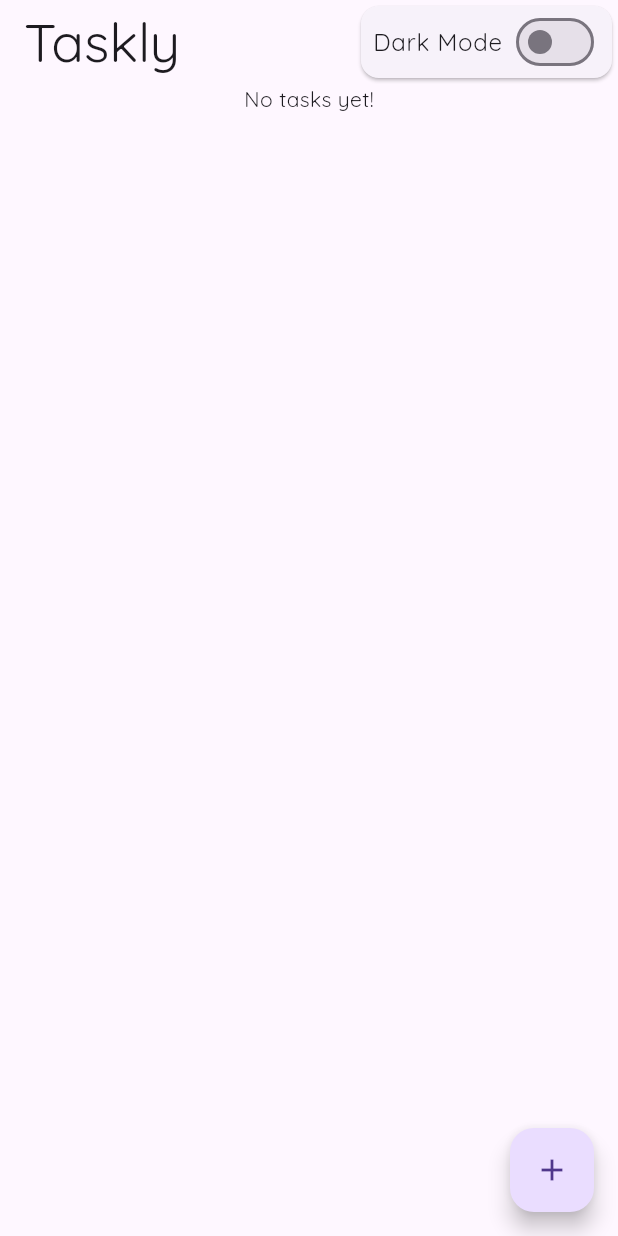
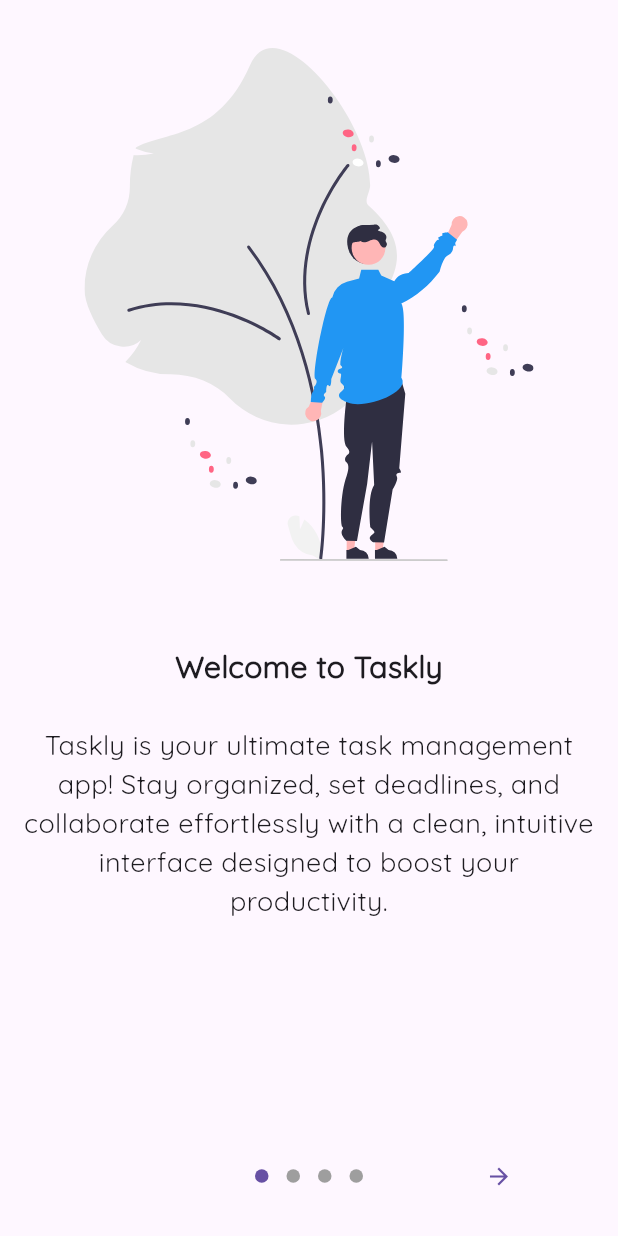
Before and after one commit to IMGIITRoorkee/Taskly, a Flutter app: the screen it shows after launch, on a phone screen of 412 x 824 dp. Run offline on Flutter 3.47's test engine with Material 3 defaults, Android fonts, the phone set to English and light mode, and no system bars; drawn by our look-alikes of introduction_screen; our stand-ins replace flutter_slidable, flutter_svg, fluttertoast, multiple_result, shared_preferences.

Commit message:
Added onboarding screen

```diff
--- a/lib/main.dart
+++ b/lib/main.dart
@@ -2,13 +2,23 @@ import 'package:flutter/material.dart';
 import 'package:provider/provider.dart';
 import 'package:taskly/providers/theme_provider.dart';
 import 'package:taskly/screens/home_screen.dart';
+import 'package:taskly/screens/intro_screen.dart';
+import 'package:taskly/service/local_db_service.dart';
 
-void main() {
-  runApp(const TasklyApp());
+void main() async {
+  WidgetsFlutterBinding.ensureInitialized();
+  bool first = await LocalDbService.getFirstTime();
+  runApp(TasklyApp(
+    isFirstTime: first,
+  ));
 }
 
 class TasklyApp extends StatefulWidget {
-  const TasklyApp({super.key});
+  final bool isFirstTime;
+  const TasklyApp({
+    super.key,
+    required this.isFirstTime,
+  });
 
   @override
   State<TasklyApp> createState() => _TasklyAppState();
@@ -38,7 +48,7 @@ class _TasklyAppState extends State<TasklyApp> {
           ),
           darkTheme: ThemeData.dark(),
           themeMode: value.darkTheme ? ThemeMode.dark : ThemeMode.light,
-          home: const HomeScreen(),
+          home: widget.isFirstTime ? const IntroScreen() : const HomeScreen(),
         ),
       ),
     );
--- /dev/null
+++ b/lib/resources/assets.dart
@@ -0,0 +1,6 @@
+class Assets {
+  static const String welcome = "assets/svg/welcome.svg";
+  static const String addTask = "assets/svg/add_task.svg";
+  static const String manageTask = "assets/svg/manage_task.svg";
+  static const String prioritizeTask = "assets/svg/prioritize_task.svg";
+}
--- /dev/null
+++ b/lib/screens/intro_screen.dart
@@ -0,0 +1,59 @@
+import 'package:flutter/material.dart';
+import 'package:flutter_svg/svg.dart';
+import 'package:introduction_screen/introduction_screen.dart';
+import 'package:taskly/resources/assets.dart';
+import 'package:taskly/screens/home_screen.dart';
+import 'package:taskly/service/local_db_service.dart';
+
+class IntroScreen extends StatelessWidget {
+  const IntroScreen({super.key});
+
+  @override
+  Widget build(BuildContext context) {
+    return Scaffold(
+      body: Padding(
+        padding: const EdgeInsets.only(top: 32),
+        child: IntroductionScreen(
+          pages: [
+            PageViewModel(
+              title: "Welcome to Taskly",
+              image: SvgPicture.asset(Assets.welcome),
+              body:
+                  "Taskly is your ultimate task management app! Stay organized, set deadlines, and collaborate effortlessly with a clean, intuitive interface designed to boost your productivity.",
+            ),
+            PageViewModel(
+              title: "Add Tasks",
+              image: SvgPicture.asset(Assets.addTask),
+              body:
+                  "Add tasks with detailed descriptions to your list. Attach notes, external links, and more to gain complete insights into each task!",
+            ),
+            PageViewModel(
+              title: "Manage Tasks",
+              image: SvgPicture.asset(Assets.manageTask),
+              body:
+                  "Manage your task list effortlessly on the home screen. Edit tasks, mark them as done, delete multiple tasks at once, search, filter, and explore many more utility features!",
+            ),
+            PageViewModel(
+              title: "Prioritize Tasks",
+              image: SvgPicture.asset(Assets.prioritizeTask),
+              body:
+                  "Prioritize your tasks by adding due dates. Mark them as done, and see completed tasks at the top of the screen for a clearer overview of your day!",
+            ),
+          ],
+          back: const Icon(Icons.arrow_back),
+          next: const Icon(Icons.arrow_forward),
+          done: const Text("Done"),
+          showBackButton: true,
+          onDone: () async {
+            await LocalDbService.setFirstTime(false);
+            Navigator.pushAndRemoveUntil(
+              context,
+              MaterialPageRoute(builder: (context) => const HomeScreen()),
+              (Route<dynamic> route) => false,
+            );
+          },
+        ),
+      ),
+    );
+  }
+}
--- /dev/null
+++ b/lib/service/local_db_service.dart
@@ -0,0 +1,15 @@
+import 'package:shared_preferences/shared_preferences.dart';
+
+class LocalDbService {
+  static const String firstTimeKey = "FIRST_TIME";
+
+  static Future setFirstTime(bool value) async {
+    SharedPreferences s = await SharedPreferences.getInstance();
+    await s.setBool(firstTimeKey, value);
+  }
+
+  static Future<bool> getFirstTime() async {
+    SharedPreferences s = await SharedPreferences.getInstance();
+    return s.getBool(firstTimeKey) ?? true;
+  }
+}
--- a/pubspec.yaml
+++ b/pubspec.yaml
@@ -41,6 +41,8 @@ dependencies:
   provider: ^6.1.2
   http: ^1.2.2
   multiple_result: ^5.1.0
+  introduction_screen: ^3.1.14
+  flutter_svg: ^2.0.16
 
 dev_dependencies:
   flutter_test:
@@ -65,8 +67,8 @@ flutter:
   uses-material-design: true
 
   # To add assets to your application, add an assets section, like this:
-  # assets:
-  #   - images/a_dot_burr.jpeg
+  assets:
+    - assets/svg/
   #   - images/a_dot_ham.jpeg
 
   # An image asset can refer to one or more resolution-specific "variants", see
```
Also changed, not shown: assets/svg/add_task.svg (added), assets/svg/manage_task.svg (added), assets/svg/prioritize_task.svg (added), assets/svg/welcome.svg (added), pubspec.lock, 1 other file.
